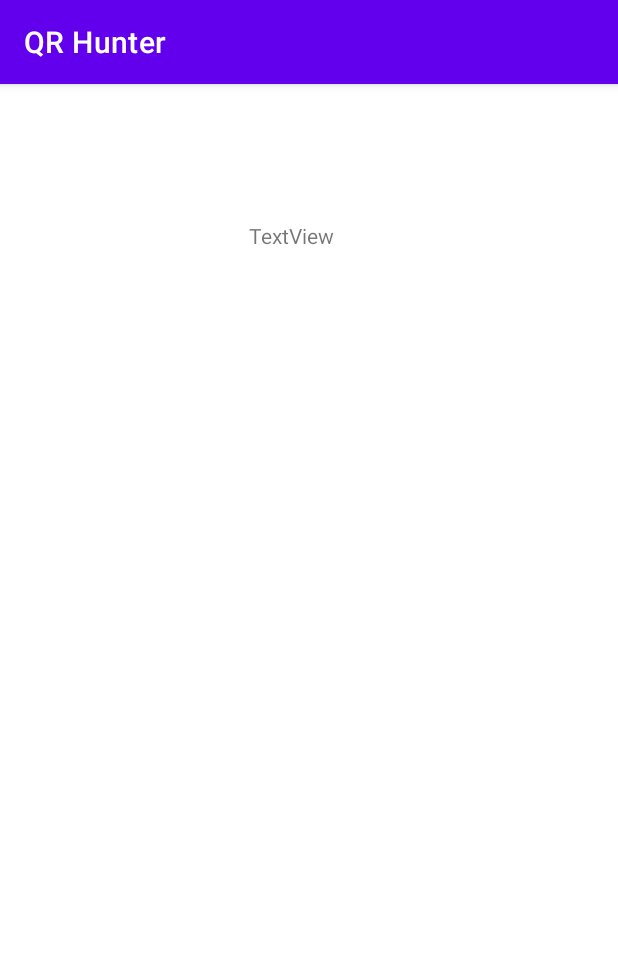
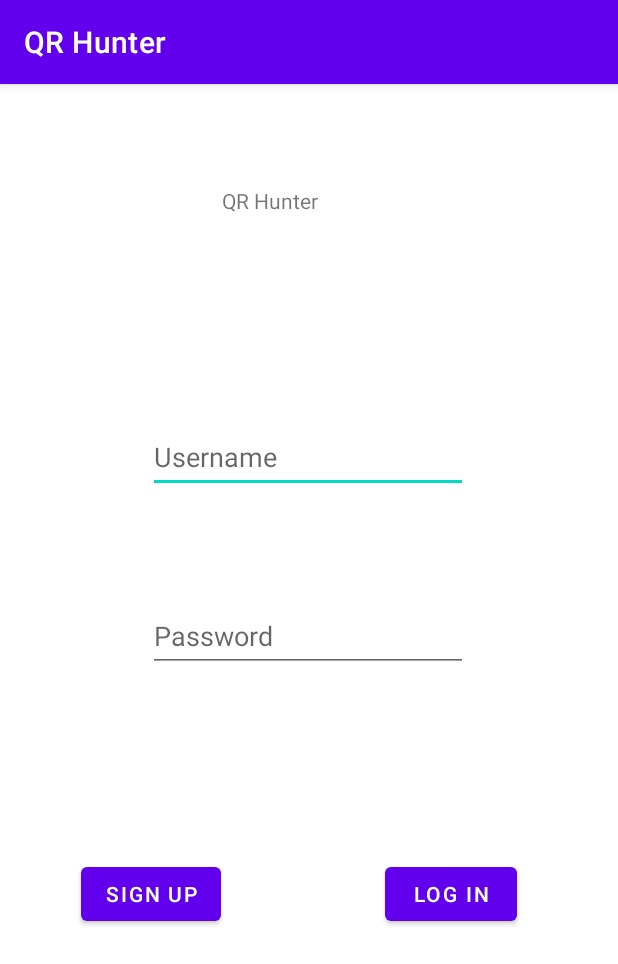
Before and after one commit to CMPUT301W22T05/QRHunter, an Android app: the screen it shows after launch (MainActivity), on a phone screen of 412 x 824 dp. Shown: the top 964 px of the screen. Run offline under Robolectric (Android 15) with nearby library versions, the light colour scheme and no system bars.

Commit message:
main page

```diff
--- a/version 1/app/src/main/res/layout/activity_main.xml
+++ b/version 1/app/src/main/res/layout/activity_main.xml
@@ -8,11 +8,63 @@
 
     <TextView
         android:id="@+id/textView"
+        android:layout_width="110dp"
+        android:layout_height="0dp"
+        android:layout_marginStart="148dp"
+        android:layout_marginTop="68dp"
+        android:layout_marginBottom="84dp"
+        android:text="QR Hunter"
+        app:layout_constraintBottom_toTopOf="@+id/Username_input"
+        app:layout_constraintStart_toStartOf="parent"
+        app:layout_constraintTop_toTopOf="parent" />
+
+    <EditText
+        android:id="@+id/Username_input"
         android:layout_width="wrap_content"
         android:layout_height="wrap_content"
-        android:layout_marginStart="166dp"
-        android:layout_marginTop="91dp"
-        android:text="TextView"
+        android:layout_marginBottom="71dp"
+        android:ems="10"
+        android:inputType="textEmailAddress"
+        android:minHeight="48dp"
+        android:hint="Username"
+        app:layout_constraintBottom_toTopOf="@+id/Password_input"
+        app:layout_constraintEnd_toEndOf="parent"
+        app:layout_constraintHorizontal_bias="0.497"
         app:layout_constraintStart_toStartOf="parent"
-        app:layout_constraintTop_toTopOf="parent" />
+        app:layout_constraintTop_toBottomOf="@+id/textView" />
+
+    <EditText
+        android:id="@+id/Password_input"
+        android:layout_width="wrap_content"
+        android:layout_height="wrap_content"
+        android:layout_marginBottom="376dp"
+        android:ems="10"
+        android:inputType="textPassword"
+        android:minHeight="48dp"
+        android:hint="Password"
+        app:layout_constraintBottom_toBottomOf="parent"
+        app:layout_constraintEnd_toEndOf="parent"
+        app:layout_constraintHorizontal_bias="0.497"
+        app:layout_constraintStart_toStartOf="parent"
+        app:layout_constraintTop_toBottomOf="@+id/Username_input" />
+
+    <Button
+        android:id="@+id/signup_button"
+        android:layout_width="wrap_content"
+        android:layout_height="wrap_content"
+        android:layout_marginStart="54dp"
+        android:layout_marginTop="124dp"
+        android:text="Sign up"
+        app:layout_constraintStart_toStartOf="parent"
+        app:layout_constraintTop_toBottomOf="@+id/Password_input" />
+
+    <Button
+        android:id="@+id/Login_button"
+        android:layout_width="wrap_content"
+        android:layout_height="wrap_content"
+        android:layout_marginTop="124dp"
+        android:layout_marginEnd="67dp"
+        android:text="Log in"
+        app:layout_constraintEnd_toEndOf="parent"
+        app:layout_constraintTop_toBottomOf="@+id/Password_input" />
 </androidx.constraintlayout.widget.ConstraintLayout>
```
